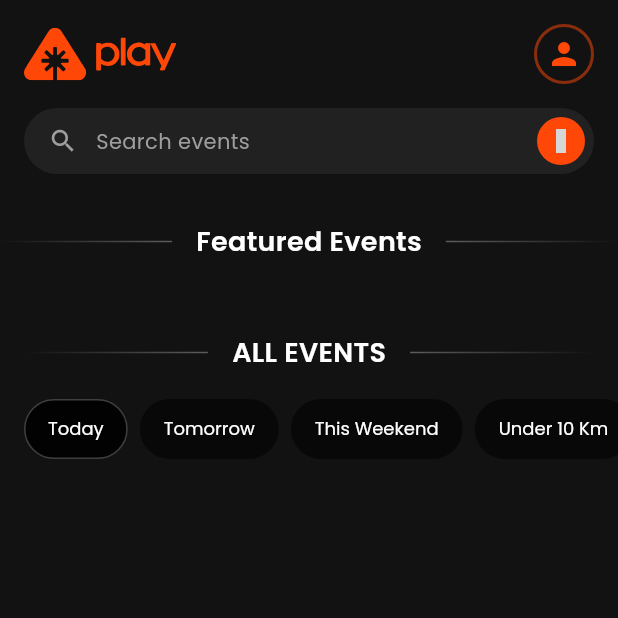
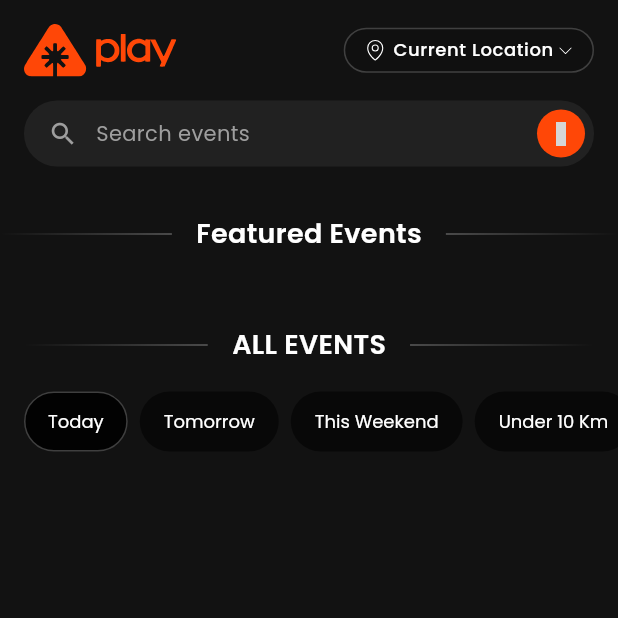
Before and after one commit to Technogeekpro/a-play, a Flutter app: the HomePage screen opened by its route, on a phone screen of 412 x 824 dp, the top half of it. Run offline on Flutter 3.47's test engine with Material 3 defaults, Android fonts, the light colour scheme and no system bars; our stand-ins replace cached_network_image, carousel_slider, flutter_riverpod, flutter_svg, go_router, google_fonts and 8 more; missing offline and left inert: pay_with_paystack; accounts and stored records are empty; grey boxes are pictures that could not be loaded.

Commit message:
Fix app bar navigation and replace profile icon with location display

```diff
--- a/lib/presentation/widgets/home/home_app_bar_section.dart
+++ b/lib/presentation/widgets/home/home_app_bar_section.dart
@@ -1,6 +1,8 @@
 import 'package:flutter/material.dart';
 import 'package:a_play_world/core/theme/app_colors.dart';
 import 'package:flutter_svg/svg.dart';
+import 'package:go_router/go_router.dart';
+import 'package:phosphor_flutter/phosphor_flutter.dart';
 
 class HomeAppBarSection extends StatelessWidget {
   const HomeAppBarSection({Key? key}) : super(key: key);
@@ -13,11 +15,10 @@ class HomeAppBarSection extends StatelessWidget {
         mainAxisAlignment: MainAxisAlignment.spaceBetween,
         children: [
           // App Logo in svg
-
           GestureDetector(
             onTap: () {
-              //Navigate to profile page
-              Navigator.pushNamed(context, '/profile');
+              // Navigate to profile page using go_router
+              context.push('/profile');
             },
             child: SvgPicture.asset(
               'assets/images/app_logo.svg',
@@ -25,26 +26,40 @@ class HomeAppBarSection extends StatelessWidget {
             ),
           ),
 
-          // Profile Avatar
-          GestureDetector(
-            onTap: () {
-              // Navigate to profile or open menu
-            },
-            child: Container(
-              height: 40,
-              width: 40,
-              decoration: BoxDecoration(
-                color: AppColors.background,
-                borderRadius: BorderRadius.circular(20),
-                border: Border.all(
-                  color: AppColors.primaryColor.withOpacity(0.5),
-                  width: 2,
+          // Location display
+          Container(
+            padding: const EdgeInsets.symmetric(horizontal: 12, vertical: 6),
+            decoration: BoxDecoration(
+              color: Colors.black.withOpacity(0.1),
+              borderRadius: BorderRadius.circular(20),
+              border: Border.all(
+                color: Colors.white.withOpacity(0.2),
+                width: 1,
+              ),
+            ),
+            child: Row(
+              mainAxisSize: MainAxisSize.min,
+              children: [
+                const Icon(
+                  PhosphorIconsLight.mapPin,
+                  color: Colors.white,
+                  size: 16,
                 ),
-              ),
-              child: const Icon(
-                Icons.person,
-                color: AppColors.primaryColor,
-              ),
+                const SizedBox(width: 4),
+                Text(
+                  'Current Location',
+                  style: Theme.of(context).textTheme.bodySmall?.copyWith(
+                    color: Colors.white,
+                    fontWeight: FontWeight.w500,
+                  ),
+                ),
+                const SizedBox(width: 2),
+                const Icon(
+                  PhosphorIconsLight.caretDown,
+                  color: Colors.white,
+                  size: 12,
+                ),
+              ],
             ),
           ),
         ],
```
